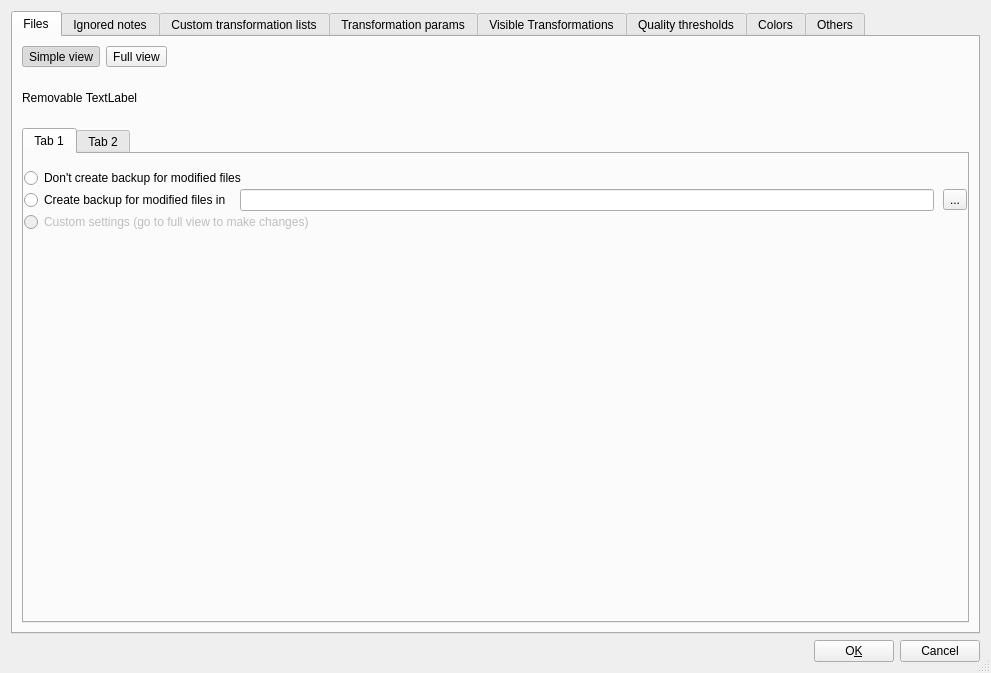
The window that mp3diags/src/Config.ui (frispete/mp3diags) describes before a commit, drawn with Qt 5.
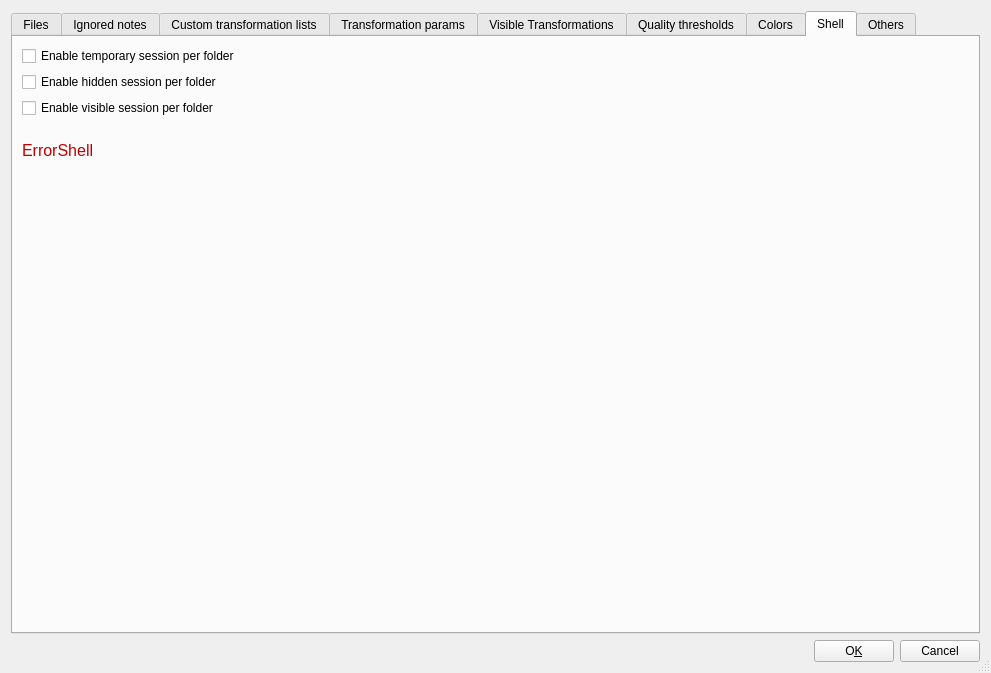
The same window after the commit. The open tabs and pages were chosen to show the change. Icons and pictures are not drawn.

Commit message: Shell integration

Patch:
```diff
--- a/mp3diags/src/Config.ui
+++ b/mp3diags/src/Config.ui
@@ -2394,8 +2394,121 @@
        </item>
       </layout>
      </widget>
-     <widget class="QWidget" name="m_pOthersW" >
-      <attribute name="title" >
+     <widget class="QWidget" name="tab_7">
+      <attribute name="title">
+       <string>Shell</string>
+      </attribute>
+      <layout class="QVBoxLayout" name="verticalLayout_2">
+       <item>
+        <layout class="QVBoxLayout" name="verticalLayout">
+         <item>
+          <widget class="QCheckBox" name="m_pShellTempSessCkB">
+           <property name="text">
+            <string>Enable temporary session per folder</string>
+           </property>
+          </widget>
+         </item>
+         <item>
+          <widget class="QCheckBox" name="m_pShellHiddenSessCkB">
+           <property name="text">
+            <string>Enable hidden session per folder</string>
+           </property>
+          </widget>
+         </item>
+         <item>
+          <widget class="QCheckBox" name="m_pShellVisibleSessCkB">
+           <property name="text">
+            <string>Enable visible session per folder</string>
+           </property>
+          </widget>
+         </item>
+        </layout>
+       </item>
+       <item>
+        <spacer name="verticalSpacer_2">
+         <property name="orientation">
+          <enum>Qt::Vertical</enum>
+         </property>
+         <property name="sizeType">
+          <enum>QSizePolicy::Preferred</enum>
+         </property>
+         <property name="sizeHint" stdset="0">
+          <size>
+           <width>20</width>
+           <height>41</height>
+          </size>
+         </property>
+        </spacer>
+       </item>
+       <item>
+        <widget class="QLabel" name="m_pShellErrorL">
+         <property name="palette">
+          <palette>
+           <active>
+            <colorrole role="WindowText">
+             <brush brushstyle="SolidPattern">
+              <color alpha="255">
+               <red>191</red>
+               <green>0</green>
+               <blue>0</blue>
+              </color>
+             </brush>
+            </colorrole>
+           </active>
+           <inactive>
+            <colorrole role="WindowText">
+             <brush brushstyle="SolidPattern">
+              <color alpha="255">
+               <red>191</red>
+               <green>0</green>
+               <blue>0</blue>
+              </color>
+             </brush>
+            </colorrole>
+           </inactive>
+           <disabled>
+            <colorrole role="WindowText">
+             <brush brushstyle="SolidPattern">
+              <color alpha="255">
+               <red>116</red>
+               <green>115</green>
+               <blue>111</blue>
+              </color>
+             </brush>
+            </colorrole>
+           </disabled>
+          </palette>
+         </property>
+         <property name="font">
+          <font>
+           <pointsize>12</pointsize>
+          </font>
+         </property>
+         <property name="text">
+          <string>ErrorShell</string>
+         </property>
+         <property name="wordWrap">
+          <bool>true</bool>
+         </property>
+        </widget>
+       </item>
+       <item>
+        <spacer name="verticalSpacer">
+         <property name="orientation">
+          <enum>Qt::Vertical</enum>
+         </property>
+         <property name="sizeHint" stdset="0">
+          <size>
+           <width>20</width>
+           <height>486</height>
+          </size>
+         </property>
+        </spacer>
+       </item>
+      </layout>
+     </widget>
+     <widget class="QWidget" name="m_pOthersW">
+      <attribute name="title">
        <string>Others</string>
       </attribute>
       <layout class="QVBoxLayout" >
```
Left out of the diff: 2017 changed lines with no effect on the pictures. The commit also changes 19 other files.
